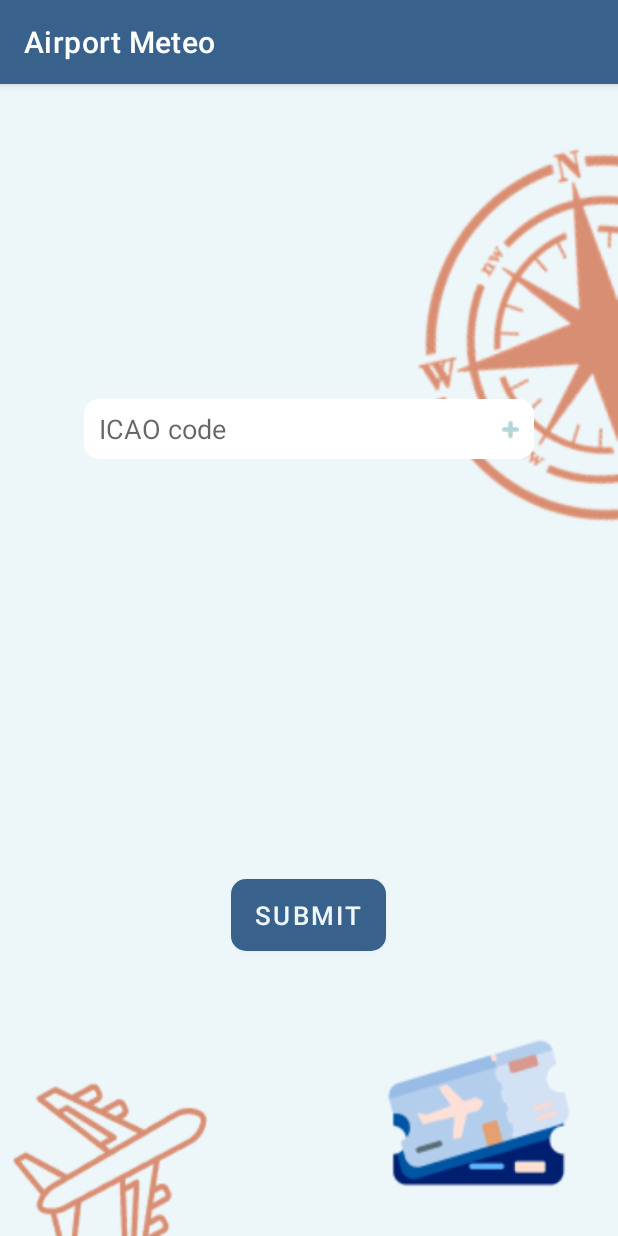
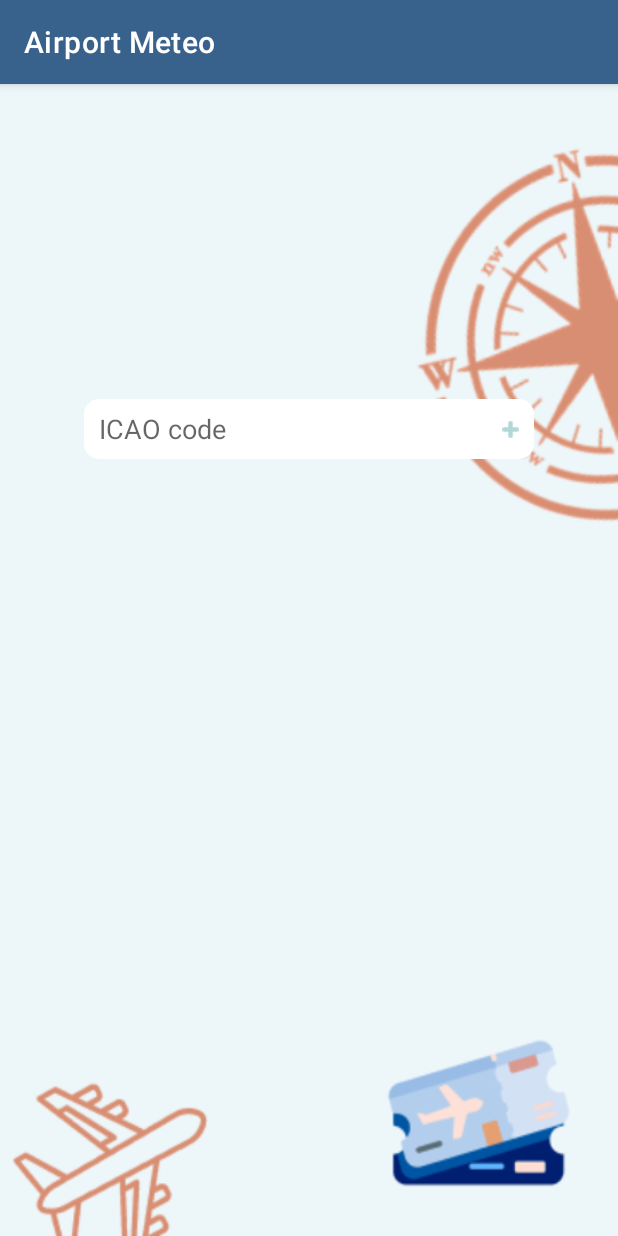
Before and after one commit to UserFZB/METAR_TAF_application, an Android app: the screen it shows after launch (SearchActivity), on a phone screen of 412 x 824 dp. Run offline under Robolectric (Android 15) with nearby library versions, the phone set to English and light mode, and no system bars.

Commit message:
Submit button Visibility

```diff
--- a/app/src/main/res/layout/activity_search.xml
+++ b/app/src/main/res/layout/activity_search.xml
@@ -38,12 +38,20 @@
         android:src="@mipmap/plus"></ImageButton>
 
     <LinearLayout
+        android:layout_width="wrap_content"
+        android:layout_height="400dp"
+        android:layout_below="@+id/text_search"
+        android:layout_alignTop="@+id/text_search"
+        android:layout_centerInParent="true"
+        android:orientation="vertical">
+
+        <LinearLayout
             android:id="@+id/container"
             android:layout_width="wrap_content"
-        android:layout_height="300dp"
+            android:layout_height="wrap_content"
             android:layout_below="@+id/text_search"
             android:layout_alignTop="@+id/text_search"
-        android:layout_centerInParent="true">
+            android:layout_gravity="center">
 
             <ListView
                 android:id="@+id/list_search"
@@ -69,6 +77,11 @@
             android:background="@drawable/rounded_corner2"
             android:text="@string/button_search"
             android:textColor="@color/alice_blue"
-        android:textSize="17dp" />
+            android:textSize="17dp"
+            android:layout_gravity="center"
+            android:visibility="invisible"/>
+
+    </LinearLayout>
+
 
 </RelativeLayout>
```
Also changed, not shown: app/src/main/java/com/example/metar_taf/SearchActivity.java (+12 -0 lines), app/src/main/res/layout/fragment_maps.xml (+38 -6 lines). Lines whose indentation alone changed are shown as unchanged.
